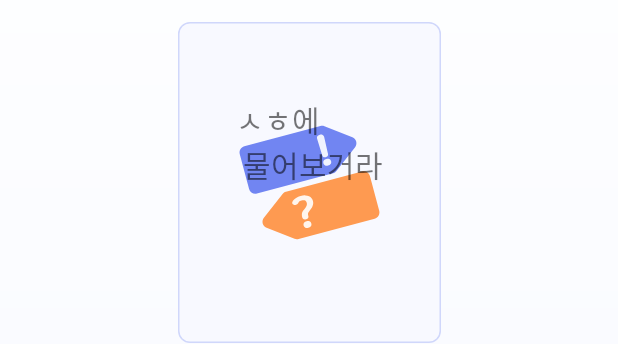
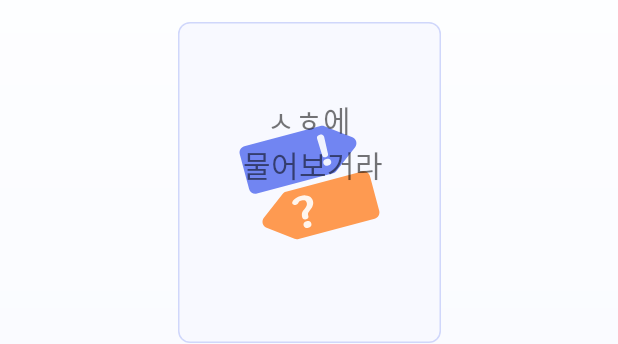
Before and after one commit to TeamHARA/HARA_AOS, an Android app: the layout activity_one_sec.xml on its own in the app's theme, with its tools: preview values and no code run, on a phone screen of 412 x 824 dp. Shown: the part 173-517 px from the top of the screen. Run offline under Robolectric (Android 15) with nearby library versions, the phone set to English and light mode, and no system bars.

Commit message:
[Feat] Refactor codes

```diff
--- a/app/src/main/res/layout/activity_one_sec.xml
+++ b/app/src/main/res/layout/activity_one_sec.xml
@@ -20,6 +20,7 @@
             android:id="@+id/appbar_layout_detail"
             android:layout_width="match_parent"
             android:layout_height="@dimen/home_appbar_height"
+            android:elevation="0dp"
             app:layout_constraintEnd_toEndOf="parent"
             app:layout_constraintStart_toStartOf="parent"
             app:layout_constraintTop_toTopOf="parent">
@@ -80,7 +81,9 @@
             android:layout_width="wrap_content"
             android:layout_height="wrap_content"
             android:layout_marginTop="50dp"
+            android:fontFamily="@font/cafe24_ssurround"
             android:text="@={viewmodel.solution}"
+            android:textAlignment="center"
             android:textSize="20sp"
             app:layout_constraintEnd_toEndOf="@+id/iv_solved_card"
             app:layout_constraintStart_toStartOf="@+id/iv_solved_card"
```
Also changed, not shown: app/src/main/java/com/android/hara/presentation/onesec/OneSecActivity.kt (+12 -3 lines).
